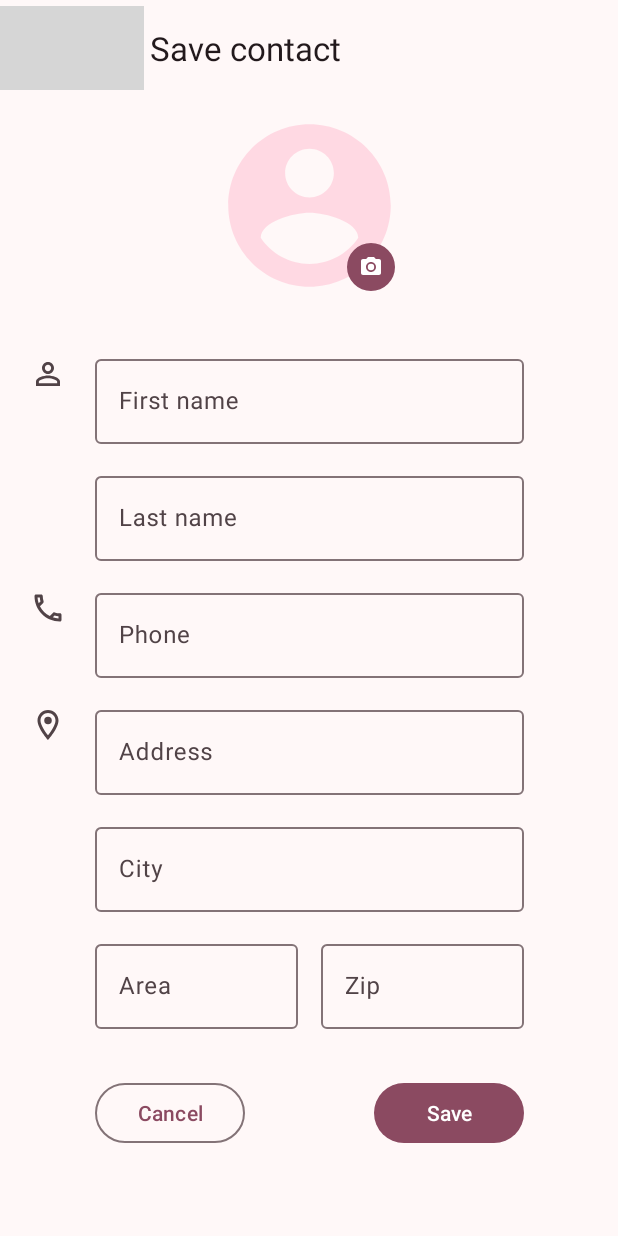
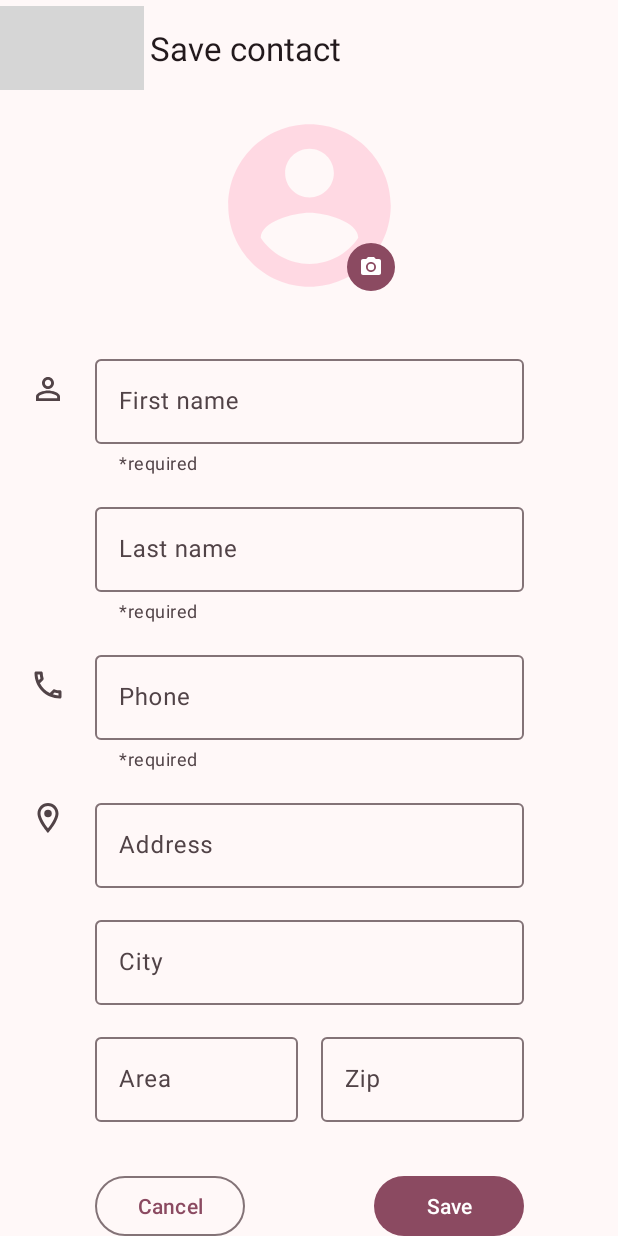
Before and after one commit to raafamdr/contact-list, an Android app: the AddContactFragment screen opened through its navigation route, on a phone screen of 412 x 824 dp. Run offline under Robolectric (Android 15) with nearby library versions, the phone set to English and light mode, and no system bars; grey boxes are pictures that could not be loaded.

Commit message:
Add field validation in AddContactFragment and add toast messages for contact operations

```diff
--- a/app/src/main/java/com/rafael/contact_list/ContactDetailFragment.kt
+++ b/app/src/main/java/com/rafael/contact_list/ContactDetailFragment.kt
@@ -1,12 +1,11 @@
 package com.rafael.contact_list
 
 import android.os.Bundle
-import android.util.Log
 import androidx.fragment.app.Fragment
 import android.view.LayoutInflater
 import android.view.View
 import android.view.ViewGroup
-import androidx.core.net.toUri
+import android.widget.Toast
 import androidx.fragment.app.activityViewModels
 import androidx.navigation.fragment.findNavController
 import androidx.navigation.fragment.navArgs
@@ -95,6 +94,7 @@ class ContactDetailFragment : Fragment() {
     private fun deleteContact() {
         viewModel.deleteContact(contact)
         findNavController().navigateUp()
+        Toast.makeText(requireContext(), R.string.contact_deleted, Toast.LENGTH_SHORT).show()
     }
 
     private fun showConfirmationDialog() {
--- a/app/src/main/java/com/rafael/contact_list/MainActivity.kt
+++ b/app/src/main/java/com/rafael/contact_list/MainActivity.kt
@@ -2,7 +2,6 @@ package com.rafael.contact_list
 
 import androidx.appcompat.app.AppCompatActivity
 import android.os.Bundle
-import androidx.activity.enableEdgeToEdge
 import androidx.navigation.NavController
 import androidx.navigation.fragment.NavHostFragment
 
--- a/app/src/main/res/layout/fragment_add_contact.xml
+++ b/app/src/main/res/layout/fragment_add_contact.xml
@@ -76,6 +76,8 @@
         android:layout_height="wrap_content"
         android:layout_marginTop="32dp"
         android:hint="@string/first_name"
+        app:errorEnabled="true"
+        app:helperText="@string/required"
         app:layout_constraintEnd_toEndOf="parent"
         app:layout_constraintStart_toStartOf="parent"
         app:layout_constraintTop_toBottomOf="@id/img_account">
@@ -83,7 +85,8 @@
         <com.google.android.material.textfield.TextInputEditText
             android:id="@+id/text_first_name"
             android:layout_width="match_parent"
-            android:layout_height="wrap_content" />
+            android:layout_height="wrap_content"
+            android:inputType="text" />
 
     </com.google.android.material.textfield.TextInputLayout>
 
@@ -93,6 +96,8 @@
         android:layout_height="wrap_content"
         android:layout_marginTop="16dp"
         android:hint="@string/last_name"
+        app:errorEnabled="true"
+        app:helperText="@string/required"
         app:layout_constraintEnd_toEndOf="@id/label_first_name"
         app:layout_constraintStart_toStartOf="@id/label_first_name"
         app:layout_constraintTop_toBottomOf="@id/label_first_name">
@@ -100,7 +105,8 @@
         <com.google.android.material.textfield.TextInputEditText
             android:id="@+id/text_last_name"
             android:layout_width="match_parent"
-            android:layout_height="wrap_content" />
+            android:layout_height="wrap_content"
+            android:inputType="text" />
 
     </com.google.android.material.textfield.TextInputLayout>
 
@@ -121,6 +127,8 @@
         android:layout_height="wrap_content"
         android:layout_marginTop="16dp"
         android:hint="@string/phone"
+        app:errorEnabled="true"
+        app:helperText="@string/required"
         app:layout_constraintEnd_toEndOf="@id/label_last_name"
         app:layout_constraintStart_toStartOf="@id/label_last_name"
         app:layout_constraintTop_toBottomOf="@id/label_last_name">
@@ -128,7 +136,8 @@
         <com.google.android.material.textfield.TextInputEditText
             android:id="@+id/text_phone"
             android:layout_width="match_parent"
-            android:layout_height="wrap_content" />
+            android:layout_height="wrap_content"
+            android:inputType="text" />
 
     </com.google.android.material.textfield.TextInputLayout>
 
@@ -156,7 +165,8 @@
         <com.google.android.material.textfield.TextInputEditText
             android:id="@+id/text_address"
             android:layout_width="match_parent"
-            android:layout_height="wrap_content" />
+            android:layout_height="wrap_content"
+            android:inputType="text" />
 
     </com.google.android.material.textfield.TextInputLayout>
 
@@ -173,7 +183,8 @@
         <com.google.android.material.textfield.TextInputEditText
             android:id="@+id/text_city"
             android:layout_width="match_parent"
-            android:layout_height="wrap_content" />
+            android:layout_height="wrap_content"
+            android:inputType="text" />
 
     </com.google.android.material.textfield.TextInputLayout>
 
@@ -189,7 +200,8 @@
         <com.google.android.material.textfield.TextInputEditText
             android:id="@+id/text_area"
             android:layout_width="match_parent"
-            android:layout_height="wrap_content" />
+            android:layout_height="wrap_content"
+            android:inputType="text" />
 
     </com.google.android.material.textfield.TextInputLayout>
 
@@ -205,7 +217,8 @@
         <com.google.android.material.textfield.TextInputEditText
             android:id="@+id/text_zip"
             android:layout_width="match_parent"
-            android:layout_height="wrap_content" />
+            android:layout_height="wrap_content"
+            android:inputType="text" />
 
     </com.google.android.material.textfield.TextInputLayout>
 
--- a/app/src/main/res/values/strings.xml
+++ b/app/src/main/res/values/strings.xml
@@ -22,6 +22,8 @@
     <string name="zip">Zip</string>
     <string name="cancel">Cancel</string>
     <string name="save">Save</string>
+    <string name="required">*required</string>
+    <string name="fill_all_required_fields">Please fill in all required fields</string>
     <string name="back">Back</string>
     <string name="edit">Edit</string>
     <string name="delete">Delete</string>
@@ -30,4 +32,7 @@
     <string name="contact_info">Contact info</string>
     <string name="location">%1$s - %2$s, %3$s</string>
     <string name="edit_contact">Edit contact</string>
+    <string name="contact_added">Contact added to the list</string>
+    <string name="contact_updated">Contact details updated</string>
+    <string name="contact_deleted">Contact removed from the list</string>
 </resources>
```
Also changed, not shown: app/src/main/java/com/rafael/contact_list/AddContactFragment.kt (+27 -0 lines).
